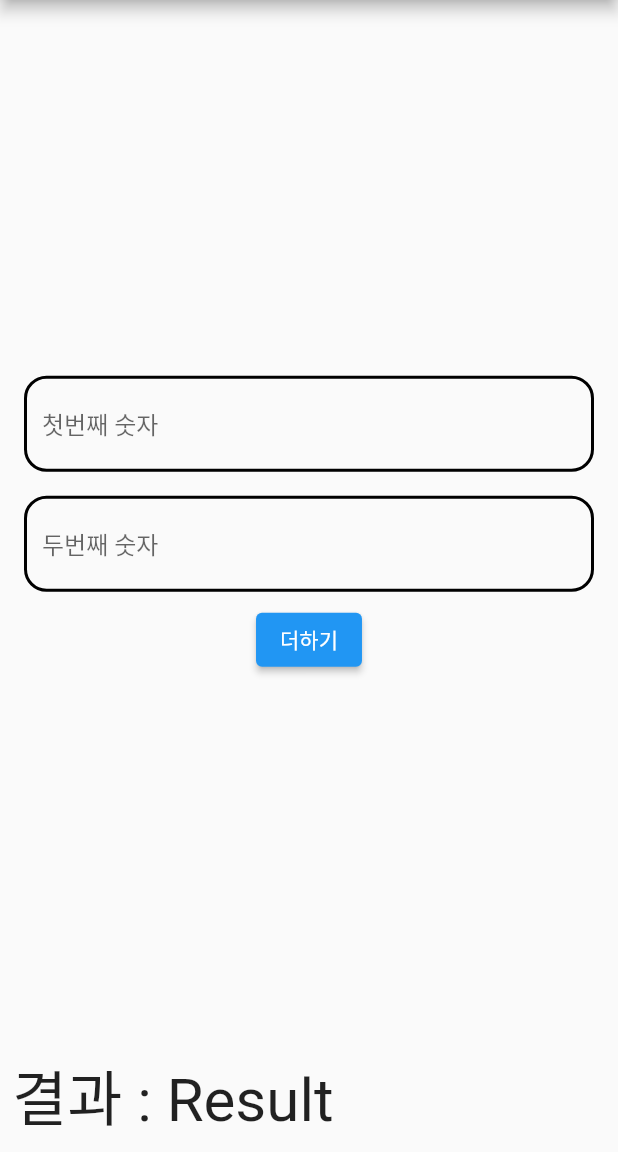
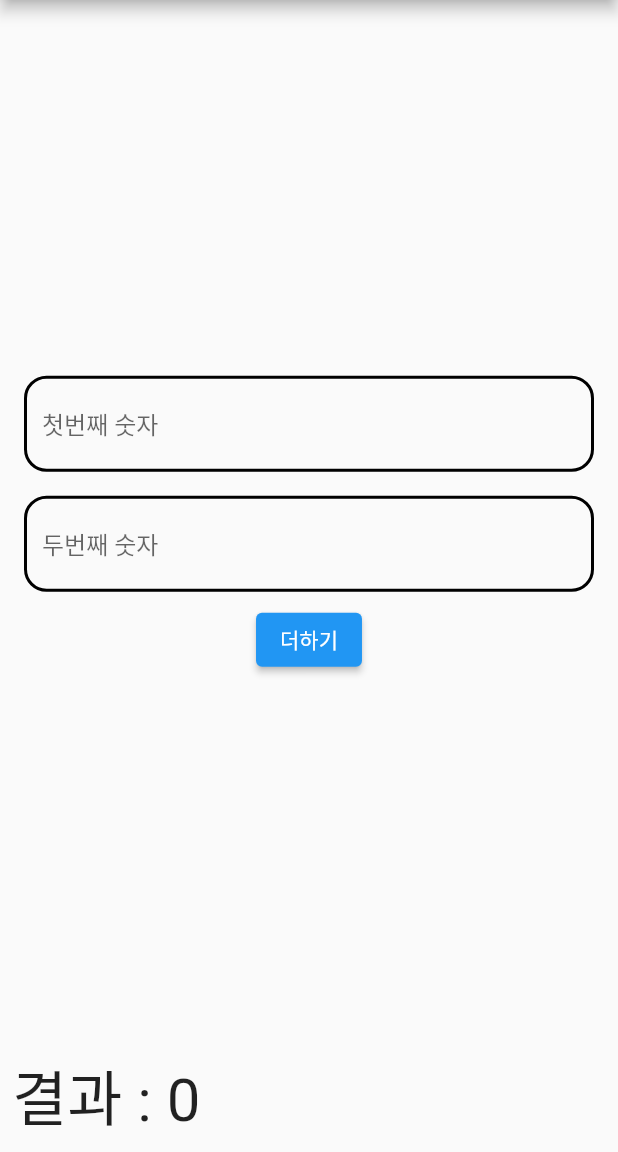
Before and after one commit to SangWook16074/flutter_getx_calculator, a Flutter app: the screen it shows after launch, after a tap on "더하기", on a phone screen of 412 x 824 dp, the part 84-1236 px from its top. Run offline on Flutter 3.47's test engine with Material 2 defaults, Android fonts, the phone set to English and light mode, and no system bars; our stand-ins replace get.

Commit message:
앱 컨트롤러 작업 완료

```diff
--- a/lib/src/components/input_field.dart
+++ b/lib/src/components/input_field.dart
@@ -1,12 +1,12 @@
 import 'package:flutter/material.dart';
 
 class InputField extends StatelessWidget {
-  final TextEditingController? controller;
+  final TextEditingController controller;
   final String hintText;
 
   const InputField({
     super.key,
-    this.controller,
+    required this.controller,
     required this.hintText,
   });
 
--- a/lib/src/controller/app_controller.dart
+++ b/lib/src/controller/app_controller.dart
@@ -1,5 +1,19 @@
+import 'package:flutter/material.dart';
 import 'package:get/get.dart';
 
 class AppController extends GetxController {
-  //온갖 비즈니스 로직이 들어갈것임.
+  final RxInt _result = 0.obs;
+
+  int get result => _result.value;
+
+  final TextEditingController num1 = TextEditingController();
+  final TextEditingController num2 = TextEditingController();
+
+  void calculate() {
+    final number1 = int.parse(num1.value.text.toString().trim());
+    final number2 = int.parse(num2.value.text.toString().trim());
+
+    var total = number1 + number2;
+    _result(total);
+  }
 }
--- a/lib/src/view/app.dart
+++ b/lib/src/view/app.dart
@@ -1,7 +1,9 @@
 import 'package:flutter/material.dart';
 import 'package:flutter_getx_calculator/src/components/input_field.dart';
+import 'package:flutter_getx_calculator/src/controller/app_controller.dart';
+import 'package:get/get_state_manager/get_state_manager.dart';
 
-class App extends StatelessWidget {
+class App extends GetView<AppController> {
   const App({super.key});
 
   @override
@@ -26,12 +28,14 @@ class App extends StatelessWidget {
   }
 
   Widget _result() {
-    return const SafeArea(
+    return SafeArea(
       child: Padding(
-        padding: EdgeInsets.all(8.0),
-        child: Text(
-          '결과 : Result',
-          style: TextStyle(fontSize: 40),
+        padding: const EdgeInsets.all(8.0),
+        child: Obx(
+          () => Text(
+            '결과 : ${controller.result}',
+            style: const TextStyle(fontSize: 40),
+          ),
         ),
       ),
     );
@@ -39,16 +43,18 @@ class App extends StatelessWidget {
 
   Widget _input() {
     return Column(
-      children: const [
+      children: [
         Padding(
-          padding: EdgeInsets.symmetric(horizontal: 16.0, vertical: 8.0),
+          padding: const EdgeInsets.symmetric(horizontal: 16.0, vertical: 8.0),
           child: InputField(
+            controller: controller.num1,
             hintText: '첫번째 숫자',
           ),
         ),
         Padding(
-          padding: EdgeInsets.symmetric(horizontal: 16.0, vertical: 8.0),
+          padding: const EdgeInsets.symmetric(horizontal: 16.0, vertical: 8.0),
           child: InputField(
+            controller: controller.num2,
             hintText: '두번째 숫자',
           ),
         ),
@@ -57,6 +63,7 @@ class App extends StatelessWidget {
   }
 
   Widget _button() {
-    return ElevatedButton(onPressed: () {}, child: const Text('더하기'));
+    return ElevatedButton(
+        onPressed: controller.calculate, child: const Text('더하기'));
   }
 }
```
